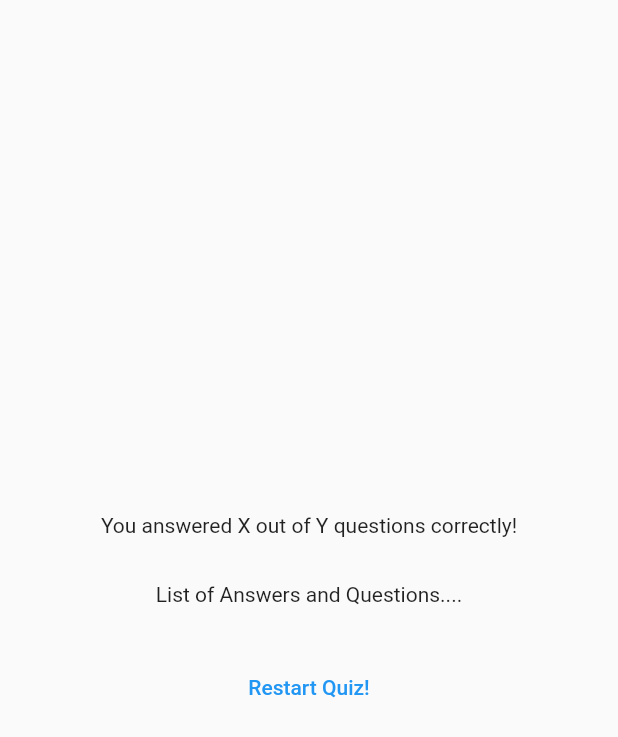
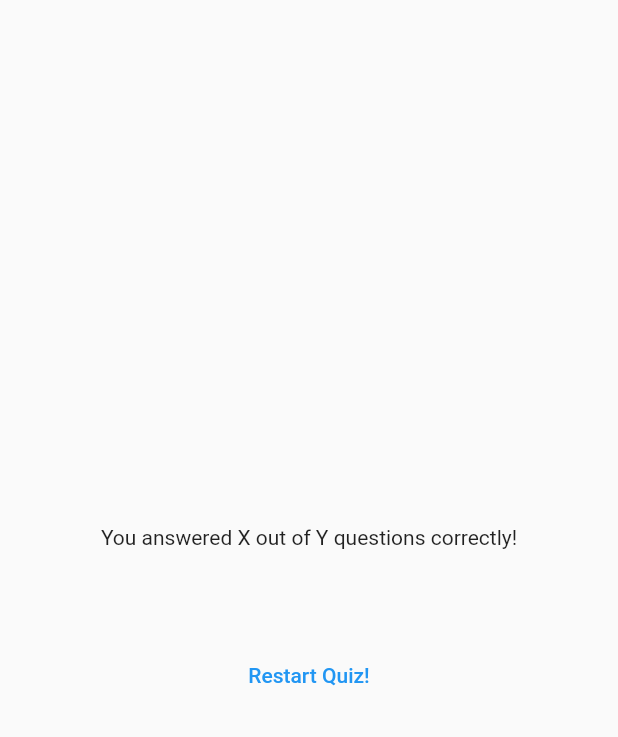
Before and after one commit to subarnabsadhukhan/Quizzo-Quiz-App, a Flutter app: the ResultsScreen widget shown alone on an empty page, opened directly with empty values, on a phone screen of 412 x 824 dp. Shown: the top 737 px of the screen. Run offline on Flutter 3.47's test engine with Material 2 defaults, Android fonts, the phone set to English and light mode, and no system bars; our stand-ins replace google_fonts.

Commit message:
add QuestionSummary to results_screen

```diff
--- a/lib/questions_summary.dart
+++ b/lib/questions_summary.dart
@@ -18,7 +18,8 @@ class QuestionsSummary extends StatelessWidget {
               Text(
                 ((data['question_index'] as int) + 1).toString(),
               ),
-              Column(
+              Expanded(
+                child: Column(
                   children: [
                     Text(
                       (data['question']).toString(),
@@ -34,6 +35,7 @@ class QuestionsSummary extends StatelessWidget {
                       (data['correct_answer']).toString(),
                     )
                   ],
+                ),
               )
             ],
           );
--- a/lib/quiz.dart
+++ b/lib/quiz.dart
@@ -27,7 +27,6 @@ class _QuizState extends State<Quiz> {
     selectedAnswers.add(answer);
 
     if (selectedAnswers.length == questions.length) {
-      selectedAnswers.clear();
       setState(() {
         activeScreen = 'results-screen';
       });
--- a/lib/results_screen.dart
+++ b/lib/results_screen.dart
@@ -1,5 +1,6 @@
 import 'package:flutter/material.dart';
 import 'package:quiz_app/data/questions.dart';
+import 'package:quiz_app/questions_summary.dart';
 
 class ResultsScreen extends StatelessWidget {
   const ResultsScreen({
@@ -43,8 +44,8 @@ class ResultsScreen extends StatelessWidget {
             const SizedBox(
               height: 30,
             ),
-            const Text(
-              'List of Answers and Questions....',
+            QuestionsSummary(
+              getSummaryData(),
             ),
             const SizedBox(
               height: 30,
```
Lines whose indentation alone changed are shown as unchanged.
